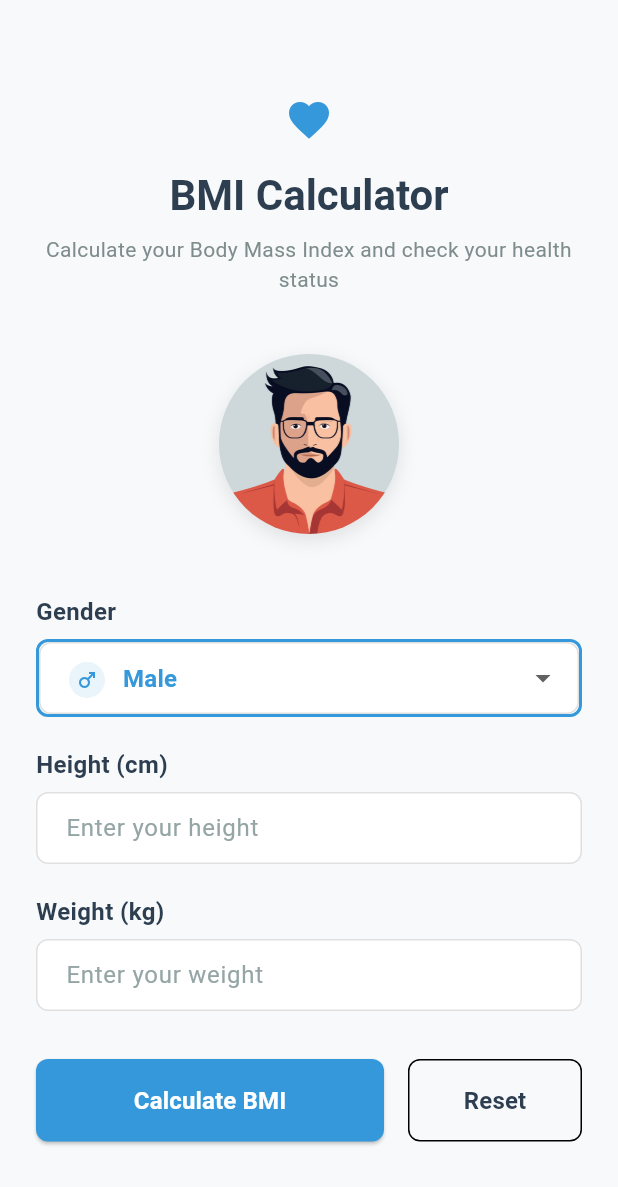
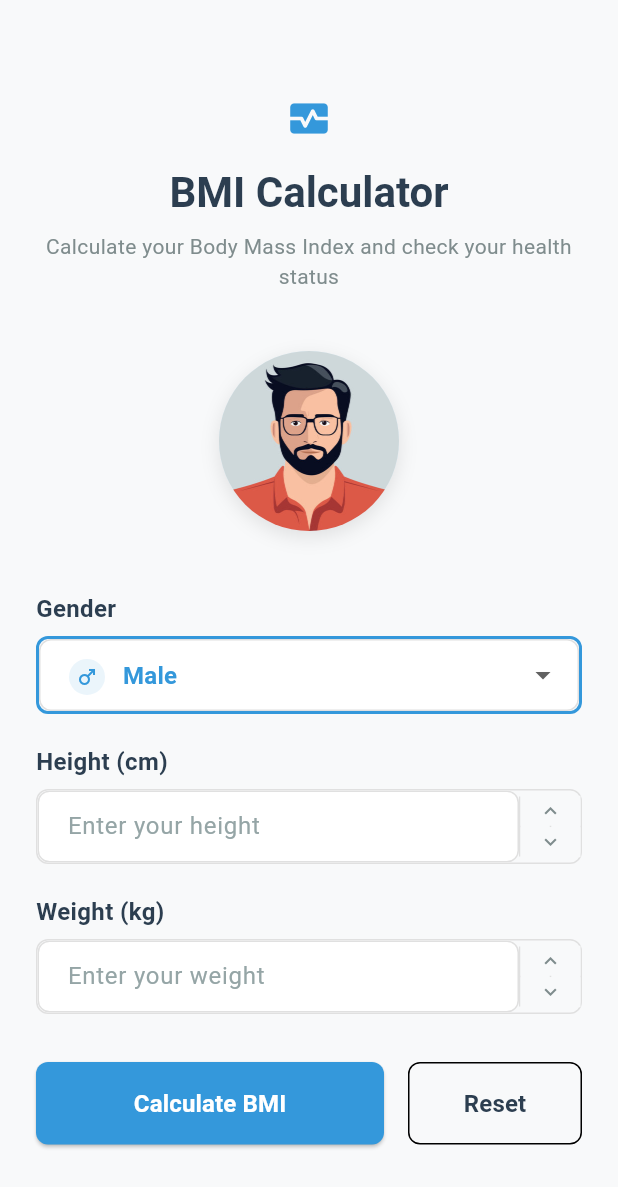
Before and after one commit to mohamedmahmoud95/BMI_calculator, a Flutter app: the screen it shows after launch, on a phone screen of 412 x 824 dp. Shown: the top 1187 px of the screen. Run offline on Flutter 3.47's test engine with Material 3 defaults, Android fonts, the phone set to English and light mode, and no system bars.

Commit message:
added +/- buttons to input fields

```diff
--- a/lib/presentation/screens/bmi_calculator_screen.dart
+++ b/lib/presentation/screens/bmi_calculator_screen.dart
@@ -1,11 +1,8 @@
 import 'package:flutter/material.dart';
 import '../../data/view_models/bmi_view_model.dart';
 import '../../domain/models/bmi_input.dart';
-import '../widgets/action_buttons.dart';
 import '../widgets/bmi_result_display.dart';
 import '../widgets/error_display.dart';
-import '../widgets/gender_selector.dart';
-import '../widgets/input_fields.dart';
 
 class BMICalculatorScreen extends StatefulWidget {
   const BMICalculatorScreen({super.key});
@@ -40,6 +37,34 @@ class _BMICalculatorScreenState extends State<BMICalculatorScreen> {
     if (_weightController.text != _viewModel.weightText) {
       _weightController.text = _viewModel.weightText;
     }
+  }
+
+  void _incrementHeight() {
+    final currentValue = double.tryParse(_heightController.text) ?? 0;
+    final newValue = (currentValue + 1).clamp(50, 250);
+    _heightController.text = newValue.toString();
+    _viewModel.updateHeight(_heightController.text);
+  }
+
+  void _decrementHeight() {
+    final currentValue = double.tryParse(_heightController.text) ?? 0;
+    final newValue = (currentValue - 1).clamp(50, 250);
+    _heightController.text = newValue.toString();
+    _viewModel.updateHeight(_heightController.text);
+  }
+
+  void _incrementWeight() {
+    final currentValue = double.tryParse(_weightController.text) ?? 0;
+    final newValue = (currentValue + 0.5).clamp(20, 300);
+    _weightController.text = newValue.toString();
+    _viewModel.updateWeight(_weightController.text);
+  }
+
+  void _decrementWeight() {
+    final currentValue = double.tryParse(_weightController.text) ?? 0;
+    final newValue = (currentValue - 0.5).clamp(20, 300);
+    _weightController.text = newValue.toString();
+    _viewModel.updateWeight(_weightController.text);
   }
 
   @override
@@ -93,8 +118,8 @@ class _BMICalculatorScreenState extends State<BMICalculatorScreen> {
     return Column(
       children: [
         Icon(
-          Icons.favorite,
-          size: 32,
+          Icons.monitor_heart_rounded,
+          size: 30,
           color: Theme.of(context).colorScheme.primary,
         ),
         const SizedBox(height: 16),
@@ -142,7 +167,7 @@ class _BMICalculatorScreenState extends State<BMICalculatorScreen> {
               shape: BoxShape.circle,
               boxShadow: [
                 BoxShadow(
-                  color: Colors.black.withOpacity(0.1),
+                  color: Colors.black.withValues(alpha: 0.1),
                   blurRadius: 10,
                   offset: const Offset(0, 4),
                 ),
@@ -208,8 +233,8 @@ class _BMICalculatorScreenState extends State<BMICalculatorScreen> {
                             decoration: BoxDecoration(
                               shape: BoxShape.circle,
                               color: gender == Gender.male
-                                  ? const Color(0xFF3498DB).withOpacity(0.1)
-                                  : const Color(0xFFE91E63).withOpacity(0.1),
+                                  ? const Color(0xFF3498DB).withValues(alpha: 0.1)
+                                  : const Color(0xFFE91E63).withValues(alpha: 0.1),
                             ),
                             child: Icon(
                               gender == Gender.male ? Icons.male : Icons.female,
@@ -246,27 +271,21 @@ class _BMICalculatorScreenState extends State<BMICalculatorScreen> {
         const SizedBox(height: 20),
         _buildInputField(
           label: 'Height (cm)',
-          child: TextField(
+          child: _buildNumberInputField(
             controller: _heightController,
-            keyboardType: TextInputType.number,
-            decoration: const InputDecoration(
-              hintText: 'Enter your height',
-              border: OutlineInputBorder(),
-              contentPadding: EdgeInsets.symmetric(horizontal: 16, vertical: 12),
-            ),
+            hintText: 'Enter your height',
+            onIncrement: () => _incrementHeight(),
+            onDecrement: () => _decrementHeight(),
           ),
         ),
         const SizedBox(height: 20),
         _buildInputField(
           label: 'Weight (kg)',
-          child: TextField(
+          child: _buildNumberInputField(
             controller: _weightController,
-            keyboardType: TextInputType.number,
-            decoration: const InputDecoration(
-              hintText: 'Enter your weight',
-              border: OutlineInputBorder(),
-              contentPadding: EdgeInsets.symmetric(horizontal: 16, vertical: 12),
-            ),
+            hintText: 'Enter your weight',
+            onIncrement: () => _incrementWeight(),
+            onDecrement: () => _decrementWeight(),
           ),
         ),
       ],
@@ -288,6 +307,79 @@ class _BMICalculatorScreenState extends State<BMICalculatorScreen> {
         const SizedBox(height: 8),
         child,
       ],
+    );
+  }
+
+  Widget _buildNumberInputField({
+    required TextEditingController controller,
+    required String hintText,
+    required VoidCallback onIncrement,
+    required VoidCallback onDecrement,
+  }) {
+    return Container(
+      decoration: BoxDecoration(
+        borderRadius: BorderRadius.circular(8),
+        border: Border.all(color: const Color(0xFFE0E0E0)),
+      ),
+      child: Row(
+        children: [
+          Expanded(
+            child: TextField(
+              controller: controller,
+              keyboardType: TextInputType.number,
+              decoration: InputDecoration(
+                hintText: hintText,
+                border: InputBorder.none,
+                contentPadding: const EdgeInsets.symmetric(horizontal: 16, vertical: 12),
+                hintStyle: const TextStyle(color: Color(0xFF95A5A6)),
+              ),
+            ),
+          ),
+          Container(
+            width: 1,
+            height: 40,
+            color: const Color(0xFFE0E0E0),
+          ),
+          Column(
+            children: [
+              _buildArrowButton(
+                icon: Icons.keyboard_arrow_up,
+                onTap: onIncrement,
+              ),
+              Container(
+                width: 1,
+                height: 1,
+                color: const Color(0xFFE0E0E0),
+              ),
+              _buildArrowButton(
+                icon: Icons.keyboard_arrow_down,
+                onTap: onDecrement,
+              ),
+            ],
+          ),
+        ],
+      ),
+    );
+  }
+
+  Widget _buildArrowButton({
+    required IconData icon,
+    required VoidCallback onTap,
+  }) {
+    return GestureDetector(
+      onTap: onTap,
+      child: Container(
+        width: 40,
+        height: 20,
+        decoration: const BoxDecoration(
+          color: Color(0xFFF8F9FA),
+        ),
+        child: Icon(
+          icon,
+          size: 16,
+          color: const Color(0xFF7F8C8D),
+        ),
+      ),
     );
   }
 
```
